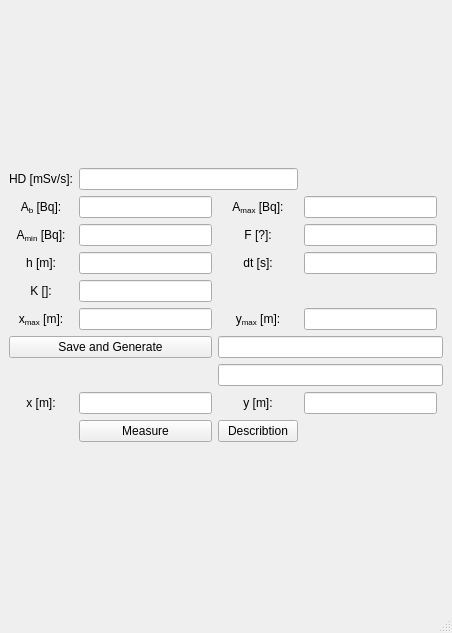
Old version of the form working_apps/detector_simulation/MainWindow.ui in the repository urhtrinko/DroneRadioactivity_student_job.
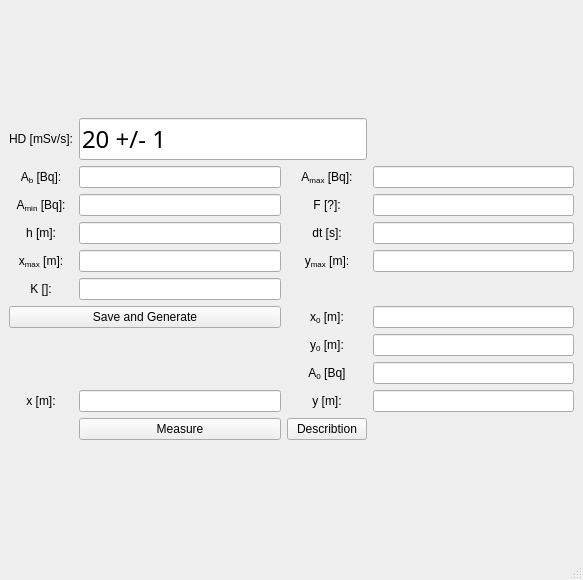
New version of the form.

```diff
--- a/working_apps/detector_simulation/MainWindow.ui
+++ b/working_apps/detector_simulation/MainWindow.ui
@@ -6,8 +6,8 @@
    <rect>
     <x>0</x>
     <y>0</y>
-    <width>452</width>
-    <height>633</height>
+    <width>583</width>
+    <height>580</height>
    </rect>
   </property>
   <property name="windowTitle">
@@ -15,7 +15,7 @@
   </property>
   <widget class="QWidget" name="centralwidget">
    <layout class="QGridLayout" name="gridLayout_2">
-    <item row="0" column="0">
+    <item row="0" column="1">
      <layout class="QGridLayout" name="gridLayout">
       <property name="leftMargin">
        <number>0</number>
@@ -23,143 +23,148 @@
       <property name="topMargin">
        <number>0</number>
       </property>
-      <item row="2" column="0" colspan="2">
-       <widget class="QLabel" name="label_Amin">
+      <item row="13" column="3">
+       <widget class="QPushButton" name="btnDescribtion">
         <property name="text">
-         <string>&lt;html&gt;&lt;head/&gt;&lt;body&gt;&lt;p align=&quot;center&quot;&gt;A&lt;span style=&quot; vertical-align:sub;&quot;&gt;min&lt;/span&gt; [Bq]:&lt;/p&gt;&lt;/body&gt;&lt;/html&gt;</string>
+         <string>Describtion</string>
         </property>
        </widget>
       </item>
-      <item row="3" column="0" colspan="2">
-       <widget class="QLabel" name="label_h">
+      <item row="12" column="3">
+       <widget class="QLabel" name="label_y">
         <property name="text">
-         <string>&lt;html&gt;&lt;head/&gt;&lt;body&gt;&lt;p align=&quot;center&quot;&gt;h [m]:&lt;/p&gt;&lt;/body&gt;&lt;/html&gt;</string>
+         <string>&lt;html&gt;&lt;head/&gt;&lt;body&gt;&lt;p align=&quot;center&quot;&gt;y [m]:&lt;/p&gt;&lt;/body&gt;&lt;/html&gt;</string>
         </property>
        </widget>
       </item>
-      <item row="5" column="0" colspan="2">
-       <widget class="QLabel" name="label_xmax">
+      <item row="9" column="3">
+       <widget class="QLabel" name="label_genSourceA0">
         <property name="text">
-         <string>&lt;html&gt;&lt;head/&gt;&lt;body&gt;&lt;p align=&quot;center&quot;&gt;x&lt;span style=&quot; vertical-align:sub;&quot;&gt;max&lt;/span&gt; [m]:&lt;/p&gt;&lt;/body&gt;&lt;/html&gt;</string>
+         <string>&lt;html&gt;&lt;head/&gt;&lt;body&gt;&lt;p align=&quot;center&quot;&gt;A&lt;span style=&quot; vertical-align:sub;&quot;&gt;0&lt;/span&gt; [Bq]&lt;/p&gt;&lt;/body&gt;&lt;/html&gt;</string>
         </property>
        </widget>
       </item>
-      <item row="1" column="0" colspan="2">
-       <widget class="QLabel" name="label_Ab">
-        <property name="text">
-         <string>&lt;html&gt;&lt;head/&gt;&lt;body&gt;&lt;p align=&quot;center&quot;&gt;A&lt;span style=&quot; vertical-align:sub;&quot;&gt;b&lt;/span&gt; [Bq]:&lt;/p&gt;&lt;/body&gt;&lt;/html&gt;</string>
-        </property>
-       </widget>
+      <item row="5" column="4">
+       <widget class="QLineEdit" name="lineEdit_ymax"/>
       </item>
-      <item row="4" column="0" colspan="2">
-       <widget class="QLabel" name="label_K">
+      <item row="5" column="3">
+       <widget class="QLabel" name="label_x_2">
         <property name="text">
-         <string>&lt;html&gt;&lt;head/&gt;&lt;body&gt;&lt;p align=&quot;center&quot;&gt;K []:&lt;/p&gt;&lt;/body&gt;&lt;/html&gt;</string>
+         <string>&lt;html&gt;&lt;head/&gt;&lt;body&gt;&lt;p align=&quot;center&quot;&gt;y&lt;span style=&quot; vertical-align:sub;&quot;&gt;max&lt;/span&gt; [m]:&lt;/p&gt;&lt;/body&gt;&lt;/html&gt;</string>
         </property>
        </widget>
       </item>
-      <item row="6" column="3" colspan="3">
-       <widget class="QLineEdit" name="lineEdit_genSourceXY"/>
+      <item row="4" column="4">
+       <widget class="QLineEdit" name="lineEdit_dt"/>
       </item>
-      <item row="6" column="0" colspan="3">
-       <widget class="QPushButton" name="btnSaveGenerate">
+      <item row="8" column="3">
+       <widget class="QLabel" name="label_2">
         <property name="text">
-         <string>Save and Generate</string>
+         <string>&lt;html&gt;&lt;head/&gt;&lt;body&gt;&lt;p align=&quot;center&quot;&gt;y&lt;span style=&quot; vertical-align:sub;&quot;&gt;0&lt;/span&gt; [m]:&lt;/p&gt;&lt;/body&gt;&lt;/html&gt;</string>
         </property>
        </widget>
       </item>
-      <item row="7" column="3" colspan="3">
+      <item row="12" column="4">
+       <widget class="QLineEdit" name="lineEdit_y"/>
+      </item>
+      <item row="9" column="4">
        <widget class="QLineEdit" name="lineEdit_genSourceA0"/>
       </item>
-      <item row="1" column="2">
-       <widget class="QLineEdit" name="lineEdit_Ab"/>
+      <item row="7" column="3">
+       <widget class="QLabel" name="label_genSourceX">
+        <property name="text">
+         <string>&lt;html&gt;&lt;head/&gt;&lt;body&gt;&lt;p align=&quot;center&quot;&gt;x&lt;span style=&quot; vertical-align:sub;&quot;&gt;0&lt;/span&gt; [m]:&lt;/p&gt;&lt;/body&gt;&lt;/html&gt;</string>
+        </property>
+       </widget>
       </item>
-      <item row="2" column="2">
-       <widget class="QLineEdit" name="lineEdit_Amin"/>
+      <item row="8" column="4">
+       <widget class="QLineEdit" name="lineEdit_genSourceY"/>
       </item>
-      <item row="3" column="2">
-       <widget class="QLineEdit" name="lineEdit_h"/>
-      </item>
-      <item row="1" column="3">
+      <item row="2" column="3">
        <widget class="QLabel" name="label_Amax">
         <property name="text">
          <string>&lt;html&gt;&lt;head/&gt;&lt;body&gt;&lt;p align=&quot;center&quot;&gt;A&lt;span style=&quot; vertical-align:sub;&quot;&gt;max&lt;/span&gt; [Bq]:&lt;/p&gt;&lt;/body&gt;&lt;/html&gt;</string>
         </property>
        </widget>
       </item>
-      <item row="2" column="3">
-       <widget class="QLabel" name="label_F">
+      <item row="7" column="0" colspan="3">
+       <widget class="QPushButton" name="btnSaveGenerate">
         <property name="text">
-         <string>&lt;html&gt;&lt;head/&gt;&lt;body&gt;&lt;p align=&quot;center&quot;&gt;F [?]:&lt;/p&gt;&lt;/body&gt;&lt;/html&gt;</string>
+         <string>Save and Generate</string>
         </property>
        </widget>
       </item>
-      <item row="3" column="3">
+      <item row="4" column="3">
        <widget class="QLabel" name="label_dt">
         <property name="text">
          <string>&lt;html&gt;&lt;head/&gt;&lt;body&gt;&lt;p align=&quot;center&quot;&gt;dt [s]:&lt;/p&gt;&lt;/body&gt;&lt;/html&gt;</string>
         </property>
        </widget>
       </item>
-      <item row="1" column="4">
-       <widget class="QLineEdit" name="lineEdit_Amax"/>
+      <item row="3" column="3">
+       <widget class="QLabel" name="label_F">
+        <property name="text">
+         <string>&lt;html&gt;&lt;head/&gt;&lt;body&gt;&lt;p align=&quot;center&quot;&gt;F [?]:&lt;/p&gt;&lt;/body&gt;&lt;/html&gt;</string>
+        </property>
+       </widget>
       </item>
       <item row="2" column="4">
-       <widget class="QLineEdit" name="lineEdit_F"/>
+       <widget class="QLineEdit" name="lineEdit_Amax"/>
       </item>
       <item row="3" column="4">
-       <widget class="QLineEdit" name="lineEdit_dt"/>
+       <widget class="QLineEdit" name="lineEdit_F"/>
+      </item>
+      <item row="2" column="0" colspan="2">
+       <widget class="QLabel" name="label_Ab">
+        <property name="text">
+         <string>&lt;html&gt;&lt;head/&gt;&lt;body&gt;&lt;p align=&quot;center&quot;&gt;A&lt;span style=&quot; vertical-align:sub;&quot;&gt;b&lt;/span&gt; [Bq]:&lt;/p&gt;&lt;/body&gt;&lt;/html&gt;</string>
+        </property>
+       </widget>
+      </item>
+      <item row="2" column="2">
+       <widget class="QLineEdit" name="lineEdit_Ab"/>
+      </item>
+      <item row="3" column="2">
+       <widget class="QLineEdit" name="lineEdit_Amin"/>
       </item>
       <item row="4" column="2">
-       <widget class="QLineEdit" name="lineEdit_K"/>
+       <widget class="QLineEdit" name="lineEdit_h"/>
       </item>
-      <item row="5" column="2">
-       <widget class="QLineEdit" name="lineEdit_xmax"/>
+      <item row="6" column="0" colspan="2">
+       <widget class="QLabel" name="label_K">
+        <property name="text">
+         <string>&lt;html&gt;&lt;head/&gt;&lt;body&gt;&lt;p align=&quot;center&quot;&gt;K []:&lt;/p&gt;&lt;/body&gt;&lt;/html&gt;</string>
+        </property>
+       </widget>
       </item>
-      <item row="5" column="3">
-       <widget class="QLabel" name="label_x_2">
+      <item row="5" column="0" colspan="2">
+       <widget class="QLabel" name="label_xmax">
         <property name="text">
-         <string>&lt;html&gt;&lt;head/&gt;&lt;body&gt;&lt;p align=&quot;center&quot;&gt;y&lt;span style=&quot; vertical-align:sub;&quot;&gt;max&lt;/span&gt; [m]:&lt;/p&gt;&lt;/body&gt;&lt;/html&gt;</string>
+         <string>&lt;html&gt;&lt;head/&gt;&lt;body&gt;&lt;p align=&quot;center&quot;&gt;x&lt;span style=&quot; vertical-align:sub;&quot;&gt;max&lt;/span&gt; [m]:&lt;/p&gt;&lt;/body&gt;&lt;/html&gt;</string>
         </property>
        </widget>
       </item>
-      <item row="5" column="4">
-       <widget class="QLineEdit" name="lineEdit_ymax"/>
-      </item>
-      <item row="10" column="3">
-       <widget class="QLabel" name="label_y">
+      <item row="3" column="0" colspan="2">
+       <widget class="QLabel" name="label_Amin">
         <property name="text">
-         <string>&lt;html&gt;&lt;head/&gt;&lt;body&gt;&lt;p align=&quot;center&quot;&gt;y [m]:&lt;/p&gt;&lt;/body&gt;&lt;/html&gt;</string>
+         <string>&lt;html&gt;&lt;head/&gt;&lt;body&gt;&lt;p align=&quot;center&quot;&gt;A&lt;span style=&quot; vertical-align:sub;&quot;&gt;min&lt;/span&gt; [Bq]:&lt;/p&gt;&lt;/body&gt;&lt;/html&gt;</string>
         </property>
        </widget>
       </item>
-      <item row="10" column="4">
-       <widget class="QLineEdit" name="lineEdit_y"/>
-      </item>
-      <item row="10" column="2">
-       <widget class="QLineEdit" name="lineEdit_x"/>
-      </item>
-      <item row="10" column="0" colspan="2">
-       <widget class="QLabel" name="label_x">
+      <item row="4" column="0" colspan="2">
+       <widget class="QLabel" name="label_h">
         <property name="text">
-         <string>&lt;html&gt;&lt;head/&gt;&lt;body&gt;&lt;p align=&quot;center&quot;&gt;x [m]:&lt;/p&gt;&lt;/body&gt;&lt;/html&gt;</string>
+         <string>&lt;html&gt;&lt;head/&gt;&lt;body&gt;&lt;p align=&quot;center&quot;&gt;h [m]:&lt;/p&gt;&lt;/body&gt;&lt;/html&gt;</string>
         </property>
        </widget>
       </item>
-      <item row="11" column="2">
+      <item row="13" column="2">
        <widget class="QPushButton" name="btnMeasure">
         <property name="text">
          <string>Measure</string>
         </property>
        </widget>
       </item>
-      <item row="11" column="3">
-       <widget class="QPushButton" name="btnDescribtion">
-        <property name="text">
-         <string>Describtion</string>
-        </property>
-       </widget>
-      </item>
       <item row="0" column="0" colspan="2">
        <widget class="QLabel" name="label_HD">
         <property name="text">
@@ -167,8 +172,40 @@
         </property>
        </widget>
       </item>
+      <item row="12" column="0" colspan="2">
+       <widget class="QLabel" name="label_x">
+        <property name="text">
+         <string>&lt;html&gt;&lt;head/&gt;&lt;body&gt;&lt;p align=&quot;center&quot;&gt;x [m]:&lt;/p&gt;&lt;/body&gt;&lt;/html&gt;</string>
+        </property>
+       </widget>
+      </item>
+      <item row="12" column="2">
+       <widget class="QLineEdit" name="lineEdit_x"/>
+      </item>
+      <item row="5" column="2">
+       <widget class="QLineEdit" name="lineEdit_xmax"/>
+      </item>
+      <item row="6" column="2">
+       <widget class="QLineEdit" name="lineEdit_K"/>
+      </item>
+      <item row="7" column="4">
+       <widget class="QLineEdit" name="lineEdit_genSourceX"/>
+      </item>
       <item row="0" column="2" colspan="2">
-       <widget class="QLineEdit" name="lineEdit_HD"/>
+       <widget class="QLineEdit" name="lineEdit_resultHD">
+        <property name="font">
+         <font>
+          <family>Agency FB</family>
+          <pointsize>18</pointsize>
+         </font>
+        </property>
+        <property name="text">
+         <string>20 +/- 1</string>
+        </property>
+        <property name="readOnly">
+         <bool>true</bool>
+        </property>
+       </widget>
       </item>
      </layout>
     </item>
@@ -179,7 +216,7 @@
     <rect>
      <x>0</x>
      <y>0</y>
-     <width>452</width>
+     <width>583</width>
      <height>31</height>
     </rect>
    </property>
```
